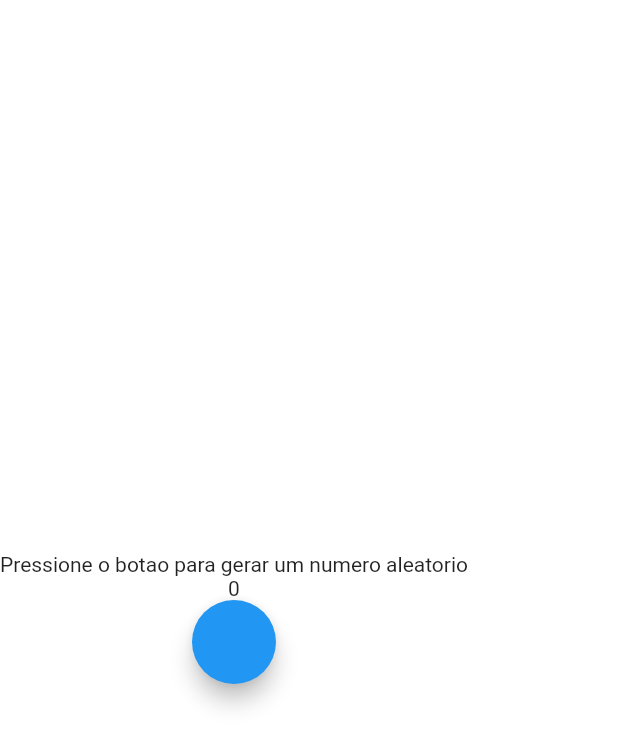
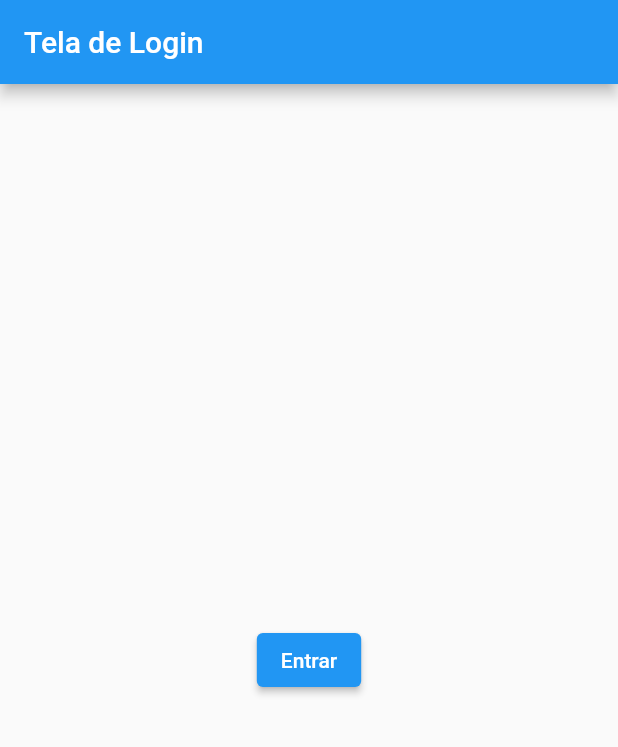
Before and after one commit to juniomenchik/flutter-examples, a Flutter app: the screen it shows after launch, on a phone screen of 412 x 824 dp. Shown: the top 747 px of the screen. Run offline on Flutter 3.47's test engine with Material 2 defaults, Android fonts, the phone set to English and light mode, and no system bars.

Commit message:
master duas telas, login e menu, uma enviando para a outra

```diff
--- /dev/null
+++ b/dart/lib/login_screen.dart
@@ -0,0 +1,24 @@
+import 'package:flutter/material.dart';
+import 'menu_screen.dart';
+
+class LoginScreen extends StatelessWidget {
+  @override
+  Widget build(BuildContext context) {
+    return Scaffold(
+      appBar: AppBar(
+        title: Text('Tela de Login'),
+      ),
+      body: Center(
+        child: ElevatedButton(
+          child: Text('Entrar'),
+          onPressed: () {
+            Navigator.push(
+              context,
+              MaterialPageRoute(builder: (context) => MenuScreen()),
+            );
+          },
+        ),
+      ),
+    );
+  }
+}
--- a/dart/lib/main.dart
+++ b/dart/lib/main.dart
@@ -1,56 +1,19 @@
-// ignore_for_file: library_private_types_in_public_api, unused_local_variable, prefer_final_fields, unused_field, unnecessary_new
+import 'package:flutter/material.dart';
+import 'login_screen.dart';
 
-import 'dart:math';
-
-import 'package:flutter/material.dart';
-
-void main() => runApp(const MyApp());
+void main() {
+  runApp(MyApp());
+}
 
 class MyApp extends StatelessWidget {
-  const MyApp({super.key});
-
   @override
   Widget build(BuildContext context) {
-    return const MaterialApp(
-      title: 'Login Screen',
-      home: LoginPage(),
+    return MaterialApp(
+      title: 'Exemplo de Telas',
+      theme: ThemeData(
+        primarySwatch: Colors.blue,
+      ),
+      home: LoginScreen(),
     );
   }
 }
-
-class LoginPage extends StatefulWidget {
-  const LoginPage({super.key});
-
-  @override
-  _LoginPageState createState() => _LoginPageState();
-}
-
-class _LoginPageState extends State<LoginPage> {
-  int _numAleatorio = 0;
-
-  void onPressed() {
-    setState(() {
-      _numAleatorio = new Random().nextInt(5);
-    });
-  }
-
-  @override
-  Widget build(BuildContext context) {
-    return Scaffold(
-      backgroundColor: Colors.white,
-      body: SingleChildScrollView(
-        child: SizedBox(
-          height: MediaQuery.of(context).size.height,
-          child: Column(
-            mainAxisAlignment: MainAxisAlignment.center,
-            children: <Widget>[
-              Text('Pressione o botao para gerar um numero aleatorio'),
-              Text('$_numAleatorio'),
-              FloatingActionButton(onPressed: onPressed),
-            ],
-          ),
-        ),
-      ),
-    );
-  }
-}
```
Also changed, not shown: dart/lib/menu_screen.dart (added, +20 -0 lines).
